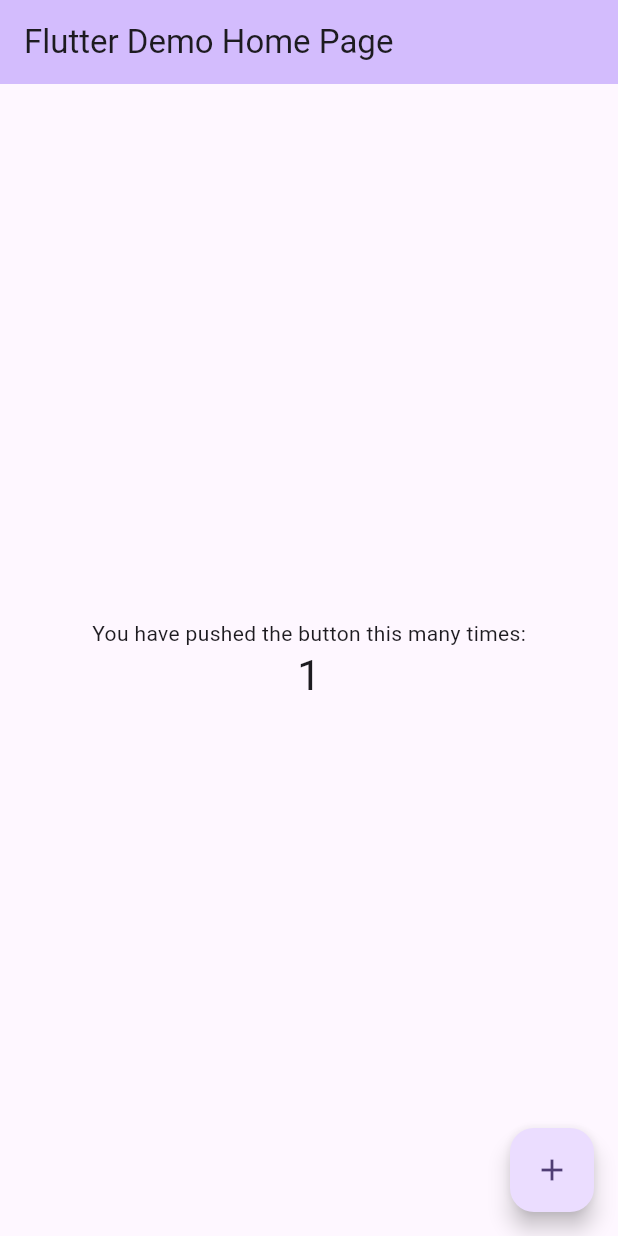
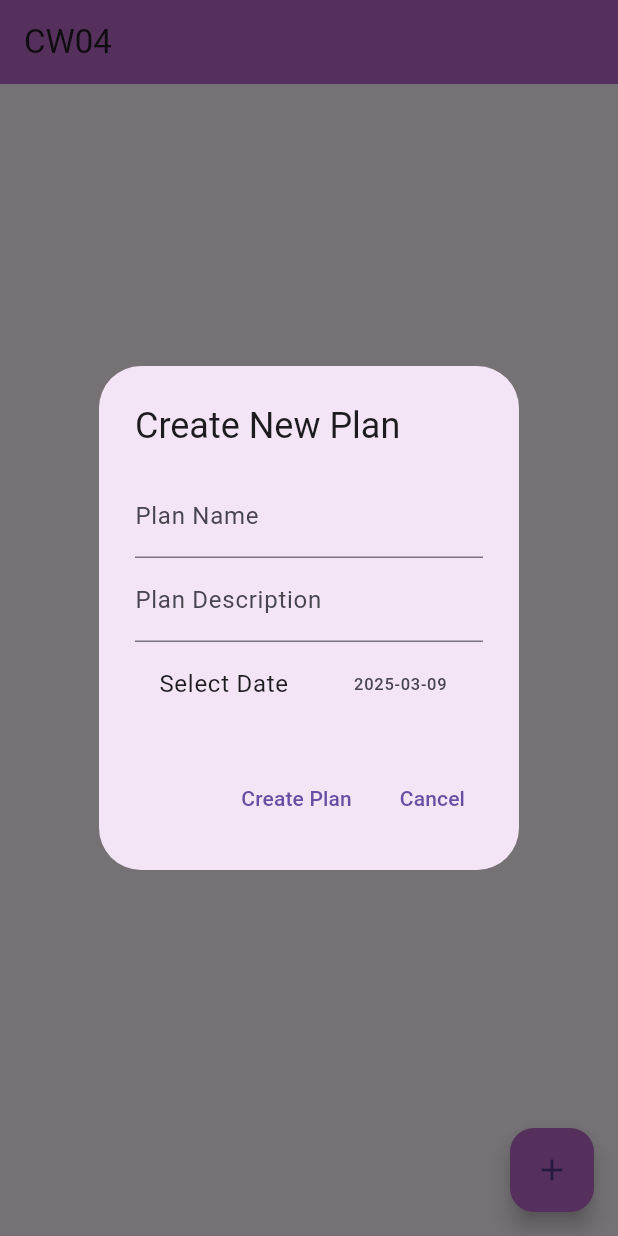
Before and after one commit to tan8325/cw04v3a, a Flutter app: the screen it shows after launch, after a tap on the "add" icon, on a phone screen of 412 x 824 dp. Run offline on Flutter 3.47's test engine with Material 3 defaults, Android fonts, the phone set to English and light mode, and no system bars.

Commit message:
Added CRUD methods. Added logic/ui for adding plans and gestures for edit, delete, and complete.

```diff
--- a/lib/main.dart
+++ b/lib/main.dart
@@ -1,4 +1,18 @@
 import 'package:flutter/material.dart';
+
+class Plan {
+  String name;
+  String description;
+  DateTime date;
+  bool isCompleted;
+
+  Plan({
+    required this.name,
+    required this.description,
+    required this.date,
+    this.isCompleted = false,
+  });
+}
 
 void main() {
   runApp(const MyApp());
@@ -7,116 +21,141 @@ void main() {
 class MyApp extends StatelessWidget {
   const MyApp({super.key});
 
-  // This widget is the root of your application.
   @override
   Widget build(BuildContext context) {
     return MaterialApp(
-      title: 'Flutter Demo',
+      title: 'CW04',
       theme: ThemeData(
-        // This is the theme of your application.
-        //
-        // TRY THIS: Try running your application with "flutter run". You'll see
-        // the application has a purple toolbar. Then, without quitting the app,
-        // try changing the seedColor in the colorScheme below to Colors.green
-        // and then invoke "hot reload" (save your changes or press the "hot
-        // reload" button in a Flutter-supported IDE, or press "r" if you used
-        // the command line to start the app).
-        //
-        // Notice that the counter didn't reset back to zero; the application
-        // state is not lost during the reload. To reset the state, use hot
-        // restart instead.
-        //
-        // This works for code too, not just values: Most code changes can be
-        // tested with just a hot reload.
-        colorScheme: ColorScheme.fromSeed(seedColor: Colors.deepPurple),
+        primarySwatch: Colors.purple,
+        textTheme: const TextTheme(
+          bodyLarge: TextStyle(color: Colors.black),
+        ),
       ),
-      home: const MyHomePage(title: 'Flutter Demo Home Page'),
+      home: const PlanManagerScreen(),
     );
   }
 }
 
-class MyHomePage extends StatefulWidget {
-  const MyHomePage({super.key, required this.title});
-
-  // This widget is the home page of your application. It is stateful, meaning
-  // that it has a State object (defined below) that contains fields that affect
-  // how it looks.
-
-  // This class is the configuration for the state. It holds the values (in this
-  // case the title) provided by the parent (in this case the App widget) and
-  // used by the build method of the State. Fields in a Widget subclass are
-  // always marked "final".
-
-  final String title;
+class PlanManagerScreen extends StatefulWidget {
+  const PlanManagerScreen({super.key});
 
   @override
-  State<MyHomePage> createState() => _MyHomePageState();
+  _PlanManagerScreenState createState() => _PlanManagerScreenState();
 }
 
-class _MyHomePageState extends State<MyHomePage> {
-  int _counter = 0;
+class _PlanManagerScreenState extends State<PlanManagerScreen> {
+  List<Plan> plans = [];
 
-  void _incrementCounter() {
+  void _addPlan(String name, String description, DateTime date) {
+    setState(() => plans.add(Plan(name: name, description: description, date: date)));
+  }
+
+  void _updatePlan(int index, String name, String description) {
     setState(() {
-      // This call to setState tells the Flutter framework that something has
-      // changed in this State, which causes it to rerun the build method below
-      // so that the display can reflect the updated values. If we changed
-      // _counter without calling setState(), then the build method would not be
-      // called again, and so nothing would appear to happen.
-      _counter++;
+      plans[index].name = name;
+      plans[index].description = description;
     });
+  }
+
+  void _toggleCompletion(int index) {
+    setState(() => plans[index].isCompleted = !plans[index].isCompleted);
+  }
+
+  void _removePlan(int index) {
+    setState(() => plans.removeAt(index));
+  }
+
+  void _showPlanDialog({int? index}) {
+    final nameController = TextEditingController(text: index == null ? '' : plans[index].name);
+    final descriptionController = TextEditingController(text: index == null ? '' : plans[index].description);
+    DateTime selectedDate = index == null ? DateTime.now() : plans[index].date;
+
+    showDialog(
+      context: context,
+      builder: (context) {
+        return StatefulBuilder(
+          builder: (context, setState) {
+            return AlertDialog(
+              backgroundColor: Colors.purple.shade50,
+              title: Text(index == null ? 'Create New Plan' : 'Edit Plan'),
+              content: Column(
+                mainAxisSize: MainAxisSize.min,
+                children: [
+                  TextField(controller: nameController, decoration: const InputDecoration(labelText: 'Plan Name')),
+                  TextField(controller: descriptionController, decoration: const InputDecoration(labelText: 'Plan Description')),
+                  ListTile(
+                    title: const Text('Select Date'),
+                    trailing: Text('${selectedDate.toLocal()}'.split(' ')[0]),
+                    onTap: () async {
+                      DateTime? picked = await showDatePicker(
+                        context: context,
+                        initialDate: selectedDate,
+                        firstDate: DateTime(2000),
+                        lastDate: DateTime(2101),
+                      );
+                      if (picked != null) setState(() => selectedDate = picked);
+                    },
+                  ),
+                ],
+              ),
+              actions: [
+                TextButton(
+                  onPressed: () {
+                    Navigator.of(context).pop();
+                    if (index == null) {
+                      _addPlan(nameController.text, descriptionController.text, selectedDate);
+                    } else {
+                      _updatePlan(index, nameController.text, descriptionController.text);
+                    }
+                  },
+                  child: Text(index == null ? 'Create Plan' : 'Save Changes'),
+                ),
+                TextButton(onPressed: () => Navigator.of(context).pop(), child: const Text('Cancel')),
+              ],
+            );
+          },
+        );
+      },
+    );
   }
 
   @override
   Widget build(BuildContext context) {
-    // This method is rerun every time setState is called, for instance as done
-    // by the _incrementCounter method above.
-    //
-    // The Flutter framework has been optimized to make rerunning build methods
-    // fast, so that you can just rebuild anything that needs updating rather
-    // than having to individually change instances of widgets.
     return Scaffold(
-      appBar: AppBar(
-        // TRY THIS: Try changing the color here to a specific color (to
-        // Colors.amber, perhaps?) and trigger a hot reload to see the AppBar
-        // change color while the other colors stay the same.
-        backgroundColor: Theme.of(context).colorScheme.inversePrimary,
-        // Here we take the value from the MyHomePage object that was created by
-        // the App.build method, and use it to set our appbar title.
-        title: Text(widget.title),
+      appBar: AppBar(title: const Text('CW04'), backgroundColor: Colors.purple.shade300),
+      body: plans.isEmpty
+          ? const Center(child: Text('No Plans Added', style: TextStyle(fontSize: 18, color: Colors.grey)))
+          : ListView.builder(
+              itemCount: plans.length,
+              itemBuilder: (context, index) {
+                Plan plan = plans[index];
+                return GestureDetector(
+                  onHorizontalDragUpdate: (details) {
+                    if (details.primaryDelta! < 0 && !plan.isCompleted) _toggleCompletion(index);
+                    if (details.primaryDelta! > 0 && plan.isCompleted) _toggleCompletion(index);
+                  },
+                  onLongPress: () => _showPlanDialog(index: index),
+                  onDoubleTap: () => _removePlan(index),
+                  child: Card(
+                    margin: const EdgeInsets.symmetric(vertical: 8, horizontal: 16),
+                    shape: RoundedRectangleBorder(borderRadius: BorderRadius.circular(12)),
+                    color: plan.isCompleted ? Colors.green.shade100 : Colors.white,
+                    elevation: 4,
+                    child: ListTile(
+                      contentPadding: const EdgeInsets.all(16),
+                      title: Text(plan.name, style: TextStyle(fontSize: 18, fontWeight: FontWeight.bold, color: Colors.purple.shade700)),
+                      subtitle: Text('${plan.description}\n${plan.date.toLocal()}'.split(' ')[0], style: const TextStyle(color: Colors.grey)),
+                    ),
+                  ),
+                );
+              },
+            ),
+      floatingActionButton: FloatingActionButton(
+        onPressed: () => _showPlanDialog(),
+        tooltip: 'Create Plan',
+        child: const Icon(Icons.add),
+        backgroundColor: Colors.purple.shade300,
       ),
-      body: Center(
-        // Center is a layout widget. It takes a single child and positions it
-        // in the middle of the parent.
-        child: Column(
-          // Column is also a layout widget. It takes a list of children and
-          // arranges them vertically. By default, it sizes itself to fit its
-          // children horizontally, and tries to be as tall as its parent.
-          //
-          // Column has various properties to control how it sizes itself and
-          // how it positions its children. Here we use mainAxisAlignment to
-          // center the children vertically; the main axis here is the vertical
-          // axis because Columns are vertical (the cross axis would be
-          // horizontal).
-          //
-          // TRY THIS: Invoke "debug painting" (choose the "Toggle Debug Paint"
-          // action in the IDE, or press "p" in the console), to see the
-          // wireframe for each widget.
-          mainAxisAlignment: MainAxisAlignment.center,
-          children: <Widget>[
-            const Text('You have pushed the button this many times:'),
-            Text(
-              '$_counter',
-              style: Theme.of(context).textTheme.headlineMedium,
-            ),
-          ],
-        ),
-      ),
-      floatingActionButton: FloatingActionButton(
-        onPressed: _incrementCounter,
-        tooltip: 'Increment',
-        child: const Icon(Icons.add),
-      ), // This trailing comma makes auto-formatting nicer for build methods.
     );
   }
 }
```
